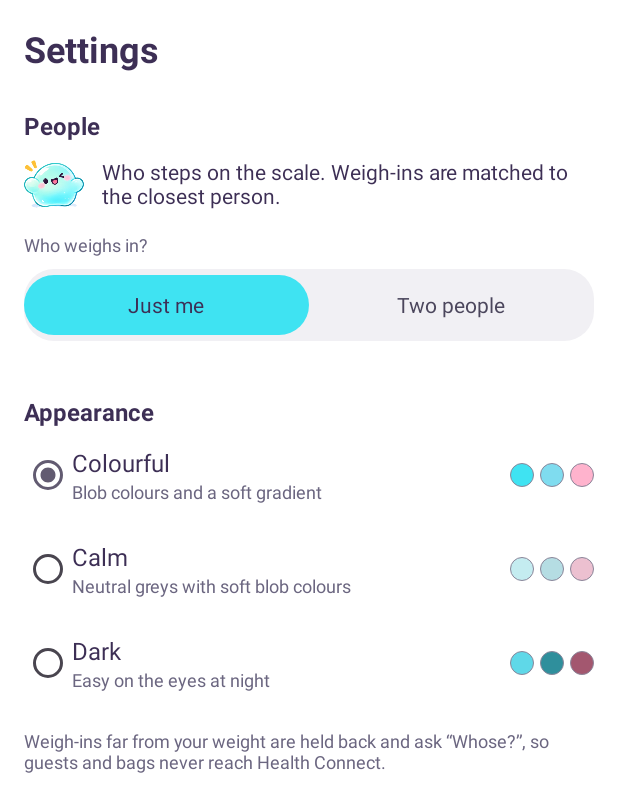
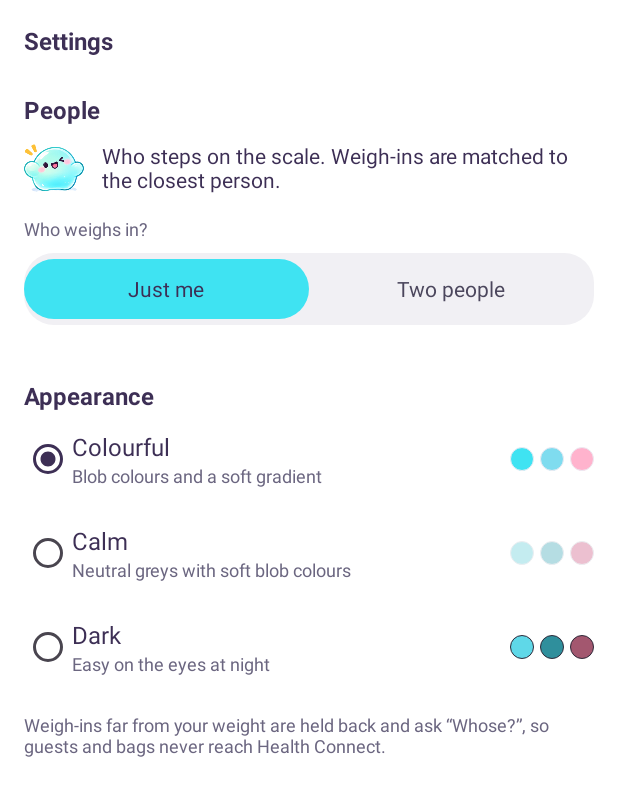
Before and after one commit to lowjenhui/bloblog, an Android app: the SettingsActivity screen opened directly, with no data from a screen before it, on a phone screen of 412 x 824 dp. Shown: the top 812 px of the screen. Run offline under Robolectric (Android 15) with nearby library versions, the phone set to English and light mode, and no system bars; libraries missing offline, so code that uses them is left out: androidx.health.connect; 1 statement that could not run was skipped.

Commit message:
fix: final review wave
Health Connect writes/removes under one lock with re-check (partner
weigh-ins can't reach HC in a race); Add-them link reveals a hidden second
person; 7-day line uses the week before the range; scroll kept on refresh;
Settings below the status bar; backfill clears notifications; Compare
'no weigh-ins that week'; 48dp rows; Material roles mapped to tokens;
Dark splash theme.

Co-Authored-By: Claude Opus 5.5 <noreply@anthropic.com>

```diff
--- a/app/src/main/java/app/bloblog/Db.kt
+++ b/app/src/main/java/app/bloblog/Db.kt
@@ -11,6 +11,8 @@ data class Reading(val id: Long, val takenAt: Long, val weightCentiKg: Int, val
 data class Person(val id: Long, val name: String, val isMe: Boolean, val order: Int)
 
 class Db(context: Context) : SQLiteOpenHelper(context.applicationContext, "bloblog.db", null, 2) {
+    private val app = context.applicationContext
+
     override fun onCreate(db: SQLiteDatabase) {
         db.execSQL(
             "CREATE TABLE reading (id INTEGER PRIMARY KEY, taken_at INTEGER NOT NULL, " +
@@ -108,7 +110,7 @@ class Db(context: Context) : SQLiteOpenHelper(context.applicationContext, "blobl
     fun backfill(newPersonId: Long): Int {
         var n = 0
         for (r in readings("WHERE person_id IS NULL").reversed()) {
-            if (assign(r.weightCentiKg, refs(r.takenAt, PeopleMode.DUO)) == newPersonId) { setPerson(r.id, newPersonId); n++ }
+            if (assign(r.weightCentiKg, refs(r.takenAt, PeopleMode.DUO)) == newPersonId) { setPerson(r.id, newPersonId); Notifications.cancel(app, r.id); n++ }
         }
         return n
     }
--- a/app/src/main/java/app/bloblog/HomeAdapter.kt
+++ b/app/src/main/java/app/bloblog/HomeAdapter.kt
@@ -83,7 +83,7 @@ class HomeAdapter(
             is HomeItem.Months -> months(c, item)
             is HomeItem.Row -> row(c, item.reading, item.last, whose = false, notSent = item.notSent)
             is HomeItem.WhoseRow -> row(c, item.reading, item.last, whose = true, notSent = false).also {
-                (box.layoutParams as RecyclerView.LayoutParams).topMargin = -1 // covers the divider above
+                (box.layoutParams as RecyclerView.LayoutParams).topMargin = -c.dp(1) // covers the divider above
             }
             HomeItem.Empty -> empty(c)
         })
@@ -122,7 +122,8 @@ class HomeAdapter(
             g.people.forEachIndexed { k, p ->
                 val change = g.series[k][i].second
                 val start = sb.length + 1
-                sb.append("\n").append(summaryLine(p.name, change?.let { avg7At(g.pts[k], endOfDay) }, change, past = idx != null))
+                sb.append("\n").append(if (change == null && g.pts[k].isNotEmpty()) "${p.name} has no weigh-ins that week."
+                    else summaryLine(p.name, change?.let { avg7At(g.pts[k], endOfDay) }, change, past = idx != null))
                 sb.setSpan(StyleSpan(Typeface.BOLD), start, start + p.name.length, 0)
                 sb.setSpan(ForegroundColorSpan(c.token(p.textAttr())), start, start + p.name.length, 0)
             }
@@ -186,6 +187,7 @@ class HomeAdapter(
         val line = LinearLayout(c).apply {
             gravity = Gravity.CENTER_VERTICAL
             setPadding(c.dp(16), c.dp(12), c.dp(16), c.dp(12))
+            minimumHeight = c.dp(48)
             if (whose) fill(R.attr.bl_notice)
         }
         if (whose) line.addView(ImageView(c).apply { setImageResource(R.drawable.blob_question); importantForAccessibility = View.IMPORTANT_FOR_ACCESSIBILITY_NO },
--- a/app/src/main/java/app/bloblog/Scanner.kt
+++ b/app/src/main/java/app/bloblog/Scanner.kt
@@ -15,6 +15,7 @@ import android.util.Log
 import kotlinx.coroutines.CoroutineScope
 import kotlinx.coroutines.Dispatchers
 import kotlinx.coroutines.launch
+import kotlinx.coroutines.sync.withLock
 
 const val ACTION_READING_SAVED = "app.bloblog.READING_SAVED"
 
@@ -66,7 +67,7 @@ class ScanReceiver : BroadcastReceiver() {
                     db.setPerson(id, personId)
                     val reading = db.reading(id) ?: continue
                     if (personId == null) Notifications.unassigned(context, reading)
-                    else if (personId == db.me()?.id) HealthConnect.write(context, reading)
+                    else HealthConnect.lock.withLock { HealthConnect.writeIfDue(context, hcPort(context), id) }
                     context.sendBroadcast(Intent(ACTION_READING_SAVED).setPackage(context.packageName).putExtra("reading_id", id))
                 }
             } catch (e: Exception) {
--- a/app/src/main/java/app/bloblog/SettingsActivity.kt
+++ b/app/src/main/java/app/bloblog/SettingsActivity.kt
@@ -21,7 +21,7 @@ class SettingsActivity : ComponentActivity() {
         applyAppTheme()
         super.onCreate(savedInstanceState)
         col = LinearLayout(this).apply { orientation = LinearLayout.VERTICAL; setPadding(dp(16), dp(16), dp(16), dp(16)) }
-        setContentView(ScrollView(this).apply { addView(col) })
+        setContentView(ScrollView(this).apply { fitsSystemWindows = true; addView(col) })
         render()
     }
 
@@ -30,7 +30,7 @@ class SettingsActivity : ComponentActivity() {
         val db = Db(this)
         val mode = ModePrefs.get(this, db)
         val people = db.activePeople(mode)
-        col.addView(text("Settings", 24f, R.attr.bl_text, bold = true))
+        col.addView(text("Settings", 16f, R.attr.bl_text, bold = true))
 
         col.addView(text("People", 16f, R.attr.bl_text, bold = true), lp(top = 24))
         val intro = LinearLayout(this).apply { gravity = Gravity.CENTER_VERTICAL }
@@ -117,7 +117,7 @@ class SettingsActivity : ComponentActivity() {
             row.addView(View(this).apply {
                 background = android.graphics.drawable.GradientDrawable().apply {
                     shape = android.graphics.drawable.GradientDrawable.OVAL
-                    setColor(themed.token(attr)); setStroke(dp(1), 0xFF8A8599.toInt())
+                    setColor(themed.token(attr)); setStroke(dp(1), themed.token(R.attr.bl_divider))
                 }
             }, LinearLayout.LayoutParams(dp(16), dp(16)).apply { marginStart = dp(4) })
         }
--- a/app/src/main/java/app/bloblog/Theme.kt
+++ b/app/src/main/java/app/bloblog/Theme.kt
@@ -2,6 +2,7 @@ package app.bloblog
 
 import android.app.Activity
 import android.content.Context
+import android.os.Build
 import android.util.TypedValue
 
 enum class AppTheme(val style: Int) {
@@ -17,8 +18,12 @@ object ThemePrefs {
     fun set(context: Context, theme: AppTheme) = prefs(context).edit().putString("theme", theme.name).apply()
 }
 
-/** Call before super.onCreate. */
-fun Activity.applyAppTheme() = setTheme(ThemePrefs.get(this).style)
+/** Call before super.onCreate. On Android 13+ it also tells the system which theme to start with next time, so Dark has no white flash. */
+fun Activity.applyAppTheme() {
+    val style = ThemePrefs.get(this).style
+    setTheme(style)
+    if (Build.VERSION.SDK_INT >= 33) splashScreen.setSplashScreenTheme(style)
+}
 
 fun Context.token(attr: Int): Int {
     val tv = TypedValue()
--- a/app/src/main/res/values/themes.xml
+++ b/app/src/main/res/values/themes.xml
@@ -2,6 +2,19 @@
 <resources>
     <style name="Theme.Bloblog.Colourful" parent="Theme.Material3.Light.NoActionBar">
         <item name="android:windowBackground">#ffffff</item>
+        <item name="colorPrimary">#3d2f55</item>
+        <item name="colorOnPrimary">#ffffff</item>
+        <item name="colorPrimaryContainer">#3fe3f2</item>
+        <item name="colorOnPrimaryContainer">#3d2f55</item>
+        <item name="colorSecondary">#3d2f55</item>
+        <item name="colorOnSecondary">#ffffff</item>
+        <item name="colorSurface">#ffffff</item>
+        <item name="colorOnSurface">#3d2f55</item>
+        <item name="colorOnSurfaceVariant">#6b6680</item>
+        <item name="colorSurfaceVariant">#f1f0f4</item>
+        <item name="colorSurfaceContainer">#ffffff</item>
+        <item name="colorSurfaceContainerLow">#ffffff</item>
+        <item name="colorSurfaceContainerHigh">#ffffff</item>
         <item name="bl_background">#ffffff</item>
         <item name="bl_text">#3d2f55</item>
         <item name="bl_textMuted">#6b6680</item>
@@ -32,6 +45,19 @@
     </style>
     <style name="Theme.Bloblog.Calm" parent="Theme.Material3.Light.NoActionBar">
         <item name="android:windowBackground">#ffffff</item>
+        <item name="colorPrimary">#1f2430</item>
+        <item name="colorOnPrimary">#ffffff</item>
+        <item name="colorPrimaryContainer">#c4ecf0</item>
+        <item name="colorOnPrimaryContainer">#1f2430</item>
+        <item name="colorSecondary">#1f2430</item>
+        <item name="colorOnSecondary">#ffffff</item>
+        <item name="colorSurface">#ffffff</item>
+        <item name="colorOnSurface">#1f2430</item>
+        <item name="colorOnSurfaceVariant">#5f6573</item>
+        <item name="colorSurfaceVariant">#f2f3f5</item>
+        <item name="colorSurfaceContainer">#ffffff</item>
+        <item name="colorSurfaceContainerLow">#ffffff</item>
+        <item name="colorSurfaceContainerHigh">#ffffff</item>
         <item name="bl_background">#ffffff</item>
         <item name="bl_text">#1f2430</item>
         <item name="bl_textMuted">#5f6573</item>
@@ -62,6 +88,19 @@
     </style>
     <style name="Theme.Bloblog.Dark" parent="Theme.Material3.Dark.NoActionBar">
         <item name="android:windowBackground">#16131d</item>
+        <item name="colorPrimary">#5fd8e8</item>
+        <item name="colorOnPrimary">#16131d</item>
+        <item name="colorPrimaryContainer">#5fd8e8</item>
+        <item name="colorOnPrimaryContainer">#16131d</item>
+        <item name="colorSecondary">#5fd8e8</item>
+        <item name="colorOnSecondary">#16131d</item>
+        <item name="colorSurface">#16131d</item>
+        <item name="colorOnSurface">#f1eef7</item>
+        <item name="colorOnSurfaceVariant">#a9a3b8</item>
+        <item name="colorSurfaceVariant">#221e2b</item>
+        <item name="colorSurfaceContainer">#16131d</item>
+        <item name="colorSurfaceContainerLow">#16131d</item>
+        <item name="colorSurfaceContainerHigh">#16131d</item>
         <item name="bl_background">#16131d</item>
         <item name="bl_text">#f1eef7</item>
         <item name="bl_textMuted">#a9a3b8</item>
```
Also changed, not shown: app/src/main/java/app/bloblog/HealthConnect.kt (+19 -2 lines), app/src/main/java/app/bloblog/MainActivity.kt (+14 -6 lines), app/src/main/java/app/bloblog/RowActions.kt (+26 -20 lines), app/src/main/java/app/bloblog/TrendChartView.kt (+5 -3 lines), 5 other files.
